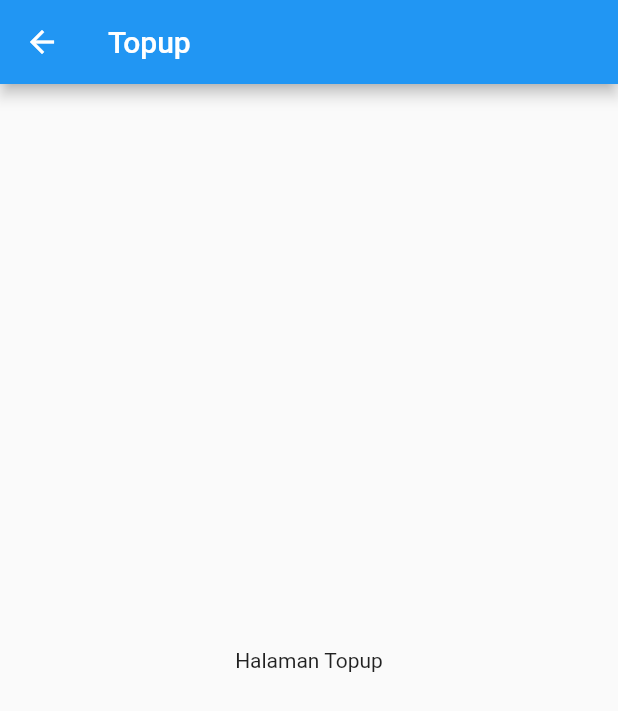
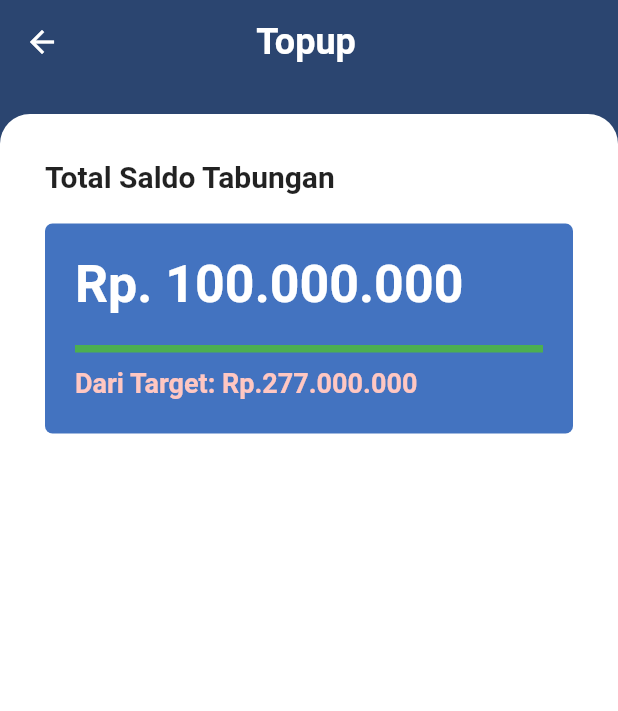
Before and after one commit to abhisn15/SmartHajjApp, a Flutter app: the TopupScreen screen opened directly, on a phone screen of 412 x 824 dp. Shown: the top 711 px of the screen. Run offline on Flutter 3.47's test engine with Material 2 defaults, Android fonts, the light colour scheme and no system bars; our stand-ins replace image_picker.

Commit message:
Topup Screen

```diff
--- a/lib/dashboard/dashboardScreen.dart
+++ b/lib/dashboard/dashboardScreen.dart
@@ -4,6 +4,7 @@ import 'package:Harmoni/dashboard/kategori/tabunganHaji.dart';
 import 'package:Harmoni/dashboard/kategori/tabunganLangsung.dart';
 import 'package:Harmoni/dashboard/kategori/tabunganQurban.dart';
 import 'package:Harmoni/dashboard/kategori/tabunganUmroh.dart';
+import 'package:Harmoni/dashboard/topupScreen.dart';
 import 'package:flutter/material.dart';
 import 'dart:ui';
 import 'package:Harmoni/dashboard/productDetail/productDetailScreen.dart';
@@ -584,17 +585,3 @@ class _DashboardScreenState extends State<DashboardScreen> {
     );
   }
 }
-
-class TopupScreen extends StatelessWidget {
-  @override
-  Widget build(BuildContext context) {
-    return Scaffold(
-      appBar: AppBar(
-        title: Text('Topup'),
-      ),
-      body: Center(
-        child: Text('Halaman Topup'),
-      ),
-    );
-  }
-}
--- /dev/null
+++ b/lib/dashboard/topupScreen.dart
@@ -0,0 +1,97 @@
+import 'package:flutter/material.dart';
+
+class TopupScreen extends StatelessWidget {
+  @override
+  Widget build(BuildContext context) {
+    return Scaffold(
+      appBar: AppBar(
+        elevation: 0,
+        backgroundColor: Color.fromRGBO(43, 69, 112, 1),
+        title: Container(
+          padding: EdgeInsets.only(right: 60),
+          child: Center(
+            child: Text(
+              "Topup",
+              style: TextStyle(fontSize: 24, fontWeight: FontWeight.w700),
+            ),
+          ),
+        ),
+      ),
+      body: Container(
+        color: Color.fromRGBO(43, 69, 112, 1),
+        width: double.infinity,
+        child: ListView(
+          children: <Widget>[
+            Container(
+                height: 1000,
+                margin: EdgeInsets.only(top: 20),
+                padding: EdgeInsets.all(30),
+                decoration: BoxDecoration(
+                    color: Color.fromRGBO(255, 255, 255, 1),
+                    borderRadius: BorderRadius.only(
+                        topLeft: Radius.circular(20),
+                        topRight: Radius.circular(20))),
+                child: Column(
+                  children: [
+                    Row(
+                      children: [
+                        Text(
+                          "Total Saldo Tabungan",
+                          style: TextStyle(
+                              fontSize: 20, fontWeight: FontWeight.w700),
+                        ),
+                      ],
+                    ),
+                    Container(
+                      margin: EdgeInsets.only(top: 20),
+                      padding:
+                          EdgeInsets.symmetric(vertical: 20, horizontal: 20),
+                      width: double.infinity,
+                      height: 140,
+                      decoration: BoxDecoration(
+                          color: Color.fromRGBO(67, 115, 192, 1),
+                          borderRadius: BorderRadius.all(Radius.circular(5))),
+                      child: Column(
+                        children: [
+                          Row(
+                            children: <Widget>[
+                              Text(
+                                "Rp. 100.000.000",
+                                style: TextStyle(
+                                    color: Colors.white,
+                                    fontSize: 34.6,
+                                    fontWeight: FontWeight.w700),
+                              ),
+                            ],
+                          ),
+                          Container(
+                            margin: EdgeInsets.only(top: 20),
+                            width: double.infinity,
+                            height: 5,
+                            decoration: BoxDecoration(color: Colors.green),
+                          ),
+                          Container(
+                            margin: EdgeInsets.only(top: 10),
+                            child: Row(
+                              children: [
+                                Text(
+                                  "Dari Target: Rp.277.000.000",
+                                  style: TextStyle(
+                                      color: Color.fromRGBO(255, 455, 450, 1),
+                                      fontWeight: FontWeight.w700,
+                                      fontSize: 18),
+                                ),
+                              ],
+                            ),
+                          ),
+                        ],
+                      ),
+                    ),
+                  ],
+                ))
+          ],
+        ),
+      ),
+    );
+  }
+}
--- a/pubspec.yaml
+++ b/pubspec.yaml
@@ -51,7 +51,6 @@ ios: true
 dev_dependencies:
   flutter_test:
     sdk: flutter
-
 
   # The "flutter_lints" package below contains a set of recommended lints to
   # encourage good coding practices. The lint set provided by the package is
```
Also changed, not shown: 27 other files.
